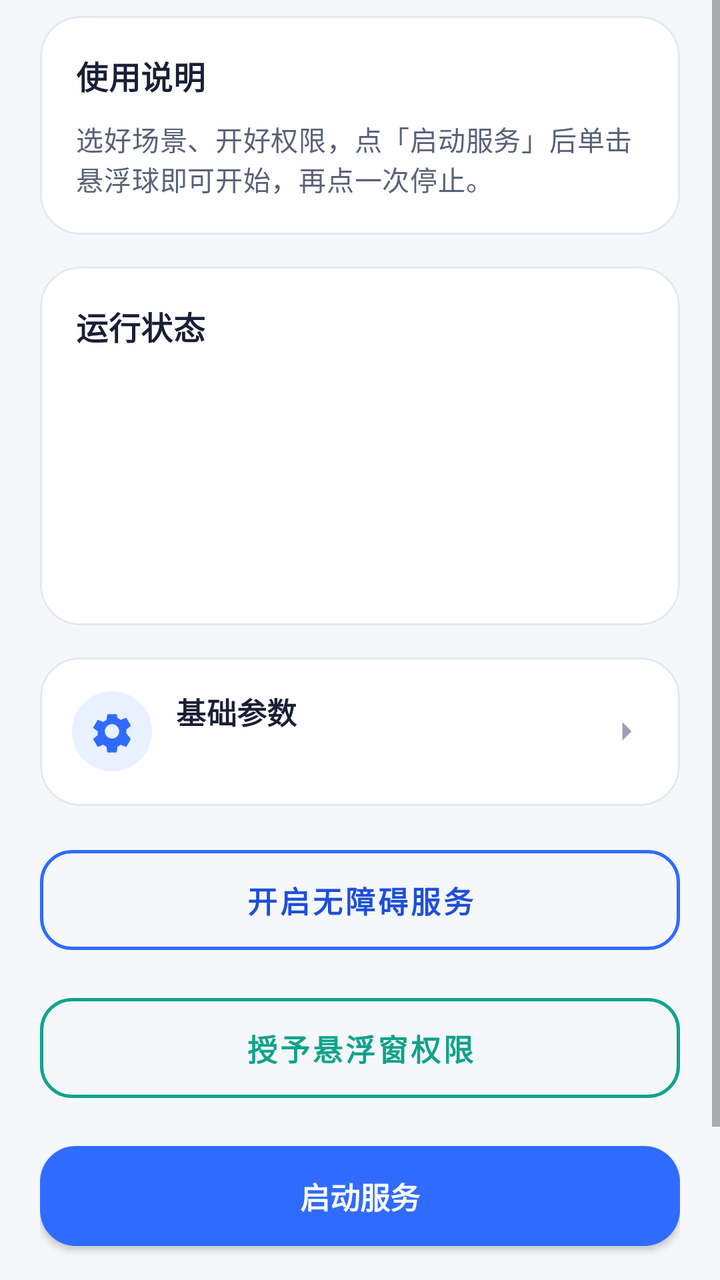
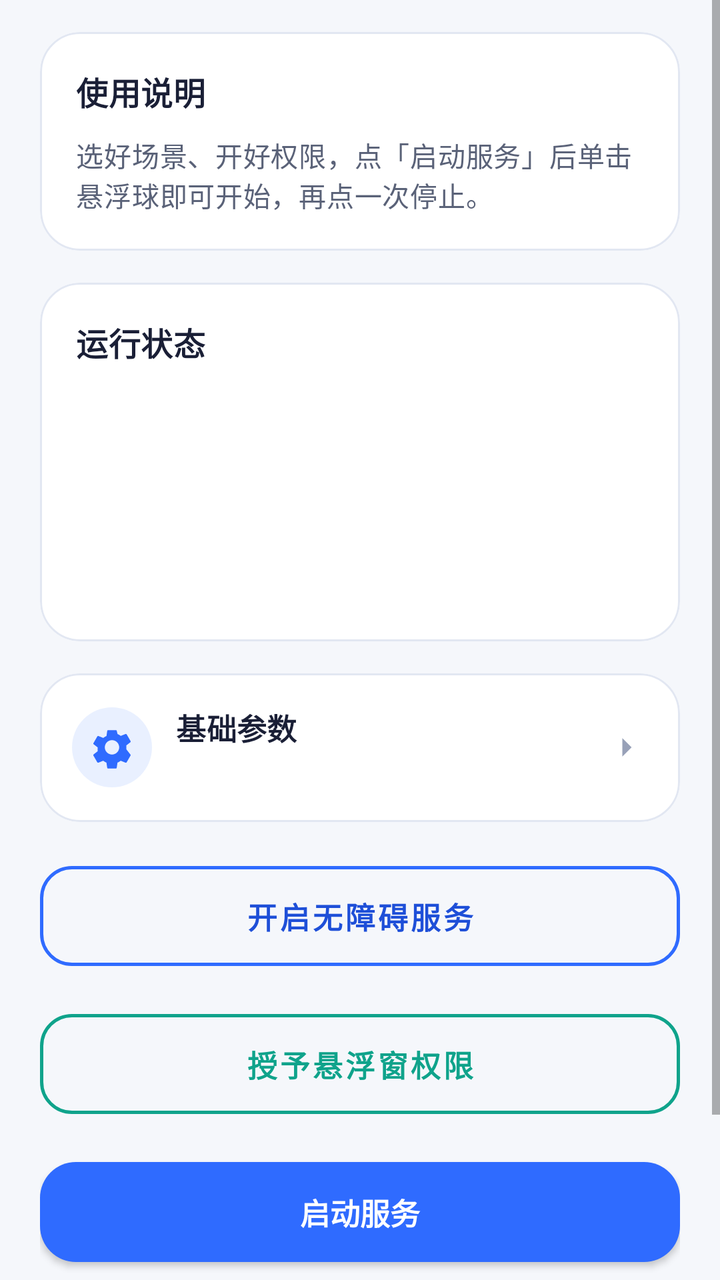

An Android layout rendered at two revisions. The XML below is the earlier revision; the diff shows what the commit changed to produce the second picture.
<!-- AndroidManifest.xml: application theme Theme.AutoScroll -->
<!-- res/layout/fragment_control.xml -->
<?xml version="1.0" encoding="utf-8"?>
<ScrollView xmlns:android="http://schemas.android.com/apk/res/android"
    xmlns:app="http://schemas.android.com/apk/res-auto"
    android:layout_width="match_parent"
    android:layout_height="match_parent"
    android:fillViewport="true"
    android:background="@color/bg_page">

    <LinearLayout
        android:layout_width="match_parent"
        android:layout_height="wrap_content"
        android:orientation="vertical"
        android:paddingStart="20dp"
        android:paddingEnd="20dp"
        android:paddingTop="8dp"
        android:paddingBottom="28dp">

        
        <com.google.android.material.card.MaterialCardView
            style="@style/AutoScrollCard"
            android:layout_width="match_parent"
            android:layout_height="wrap_content"
            android:layout_marginBottom="16dp">

            <LinearLayout
                android:layout_width="match_parent"
                android:layout_height="wrap_content"
                android:orientation="vertical"
                android:padding="18dp">

                <TextView
                    android:layout_width="wrap_content"
                    android:layout_height="wrap_content"
                    android:text="@string/guide_title"
                    android:textAppearance="@style/TextAppearance.Title"
                    android:textSize="16sp"
                    android:layout_marginBottom="10dp" />

                <TextView
                    android:layout_width="match_parent"
                    android:layout_height="wrap_content"
                    android:text="@string/guide_content"
                    android:textAppearance="@style/TextAppearance.Body"
                    android:textSize="13.5sp" />
            </LinearLayout>
        </com.google.android.material.card.MaterialCardView>

        
        <com.google.android.material.card.MaterialCardView
            style="@style/AutoScrollCard"
            android:layout_width="match_parent"
            android:layout_height="wrap_content"
            android:layout_marginBottom="16dp">

            <LinearLayout
                android:layout_width="match_parent"
                android:layout_height="wrap_content"
                android:orientation="vertical"
                android:padding="18dp">

                <TextView
                    android:layout_width="wrap_content"
                    android:layout_height="wrap_content"
                    android:text="@string/status_title"
                    android:textAppearance="@style/TextAppearance.Title"
                    android:textSize="16sp"
                    android:layout_marginBottom="12dp" />

                <TextView
                    android:id="@+id/tvStatusAccessibility"
                    android:layout_width="match_parent"
                    android:layout_height="wrap_content"
                    android:textAppearance="@style/TextAppearance.Status"
                    android:textSize="14sp"
                    android:paddingTop="4dp"
                    android:paddingBottom="4dp" />

                <TextView
                    android:id="@+id/tvStatusOverlay"
                    android:layout_width="match_parent"
                    android:layout_height="wrap_content"
                    android:textAppearance="@style/TextAppearance.Status"
                    android:textSize="14sp"
                    android:paddingTop="4dp"
                    android:paddingBottom="4dp" />

                <TextView
                    android:id="@+id/tvStatusService"
                    android:layout_width="match_parent"
                    android:layout_height="wrap_content"
                    android:textAppearance="@style/TextAppearance.Status"
                    android:textSize="14sp"
                    android:paddingTop="4dp"
                    android:paddingBottom="4dp" />

                <TextView
                    android:id="@+id/tvStatusScrolling"
                    android:layout_width="match_parent"
                    android:layout_height="wrap_content"
                    android:textAppearance="@style/TextAppearance.Status"
                    android:textSize="14sp"
                    android:paddingTop="4dp"
                    android:paddingBottom="4dp" />

                <TextView
                    android:id="@+id/tvStatusScene"
                    android:layout_width="match_parent"
                    android:layout_height="wrap_content"
                    android:textAppearance="@style/TextAppearance.Status"
                    android:textSize="14sp"
                    android:paddingTop="4dp"
                    android:paddingBottom="4dp"
                    android:visibility="gone" />

                <TextView
                    android:id="@+id/tvStatusRemaining"
                    android:layout_width="match_parent"
                    android:layout_height="wrap_content"
                    android:textAppearance="@style/TextAppearance.Status"
                    android:textSize="14sp"
                    android:paddingTop="4dp"
                    android:paddingBottom="4dp"
                    android:visibility="gone" />
            </LinearLayout>
        </com.google.android.material.card.MaterialCardView>

        
        <com.google.android.material.card.MaterialCardView
            android:id="@+id/cardSettingsEntry"
            style="@style/AutoScrollCard"
            android:layout_width="match_parent"
            android:layout_height="wrap_content"
            android:layout_marginBottom="16dp"
            android:clickable="true"
            android:focusable="true"
            app:rippleColor="@color/purple_200">

            <LinearLayout
                android:layout_width="match_parent"
                android:layout_height="wrap_content"
                android:orientation="horizontal"
                android:gravity="center_vertical"
                android:padding="16dp">

                <ImageView
                    android:layout_width="40dp"
                    android:layout_height="40dp"
                    android:padding="8dp"
                    android:scaleType="centerInside"
                    android:src="@drawable/ic_settings"
                    android:contentDescription="@string/settings_title"
                    app:tint="@color/purple_500"
                    android:background="@drawable/scene_icon_bg" />

                <LinearLayout
                    android:layout_width="0dp"
                    android:layout_height="wrap_content"
                    android:layout_weight="1"
                    android:orientation="vertical"
                    android:layout_marginStart="12dp">

                    <TextView
                        android:layout_width="wrap_content"
                        android:layout_height="wrap_content"
                        android:text="@string/settings_title"
                        android:textAppearance="@style/TextAppearance.Title"
                        android:textSize="15sp" />

                    <TextView
                        android:id="@+id/tvParamSummary"
                        android:layout_width="wrap_content"
                        android:layout_height="wrap_content"
                        android:layout_marginTop="3dp"
                        android:textAppearance="@style/TextAppearance.Body"
                        android:textSize="12.5sp"
                        android:textColor="@color/text_hint" />
                </LinearLayout>

                <ImageView
                    android:layout_width="22dp"
                    android:layout_height="22dp"
                    android:scaleType="centerInside"
                    android:src="@drawable/ic_chevron_right"
                    android:contentDescription="@null"
                    app:tint="@color/text_hint" />
            </LinearLayout>
        </com.google.android.material.card.MaterialCardView>

        
        <com.google.android.material.button.MaterialButton
            android:id="@+id/btnAccessibility"
            style="@style/AutoScrollButton.Outline"
            android:layout_width="match_parent"
            android:layout_height="wrap_content"
            android:layout_marginBottom="12dp"
            android:text="@string/btn_accessibility_off"
            app:strokeColor="@color/purple_500"
            android:textColor="@color/purple_700" />

        <com.google.android.material.button.MaterialButton
            android:id="@+id/btnOverlay"
            style="@style/AutoScrollButton.Outline"
            android:layout_width="match_parent"
            android:layout_height="wrap_content"
            android:layout_marginBottom="12dp"
            android:text="@string/btn_overlay_off"
            app:strokeColor="@color/teal_700"
            android:textColor="@color/teal_700" />

        <com.google.android.material.button.MaterialButton
            android:id="@+id/btnStartService"
            style="@style/AutoScrollButton"
            android:layout_width="match_parent"
            android:layout_height="wrap_content"
            android:text="@string/start_service"
            android:textColor="@color/btn_start_text"
            app:backgroundTint="@color/btn_start_bg"
            app:cornerRadius="18dp" />

        <com.google.android.material.button.MaterialButton
            android:id="@+id/btnOpenLog"
            style="@style/AutoScrollButton.Outline"
            android:layout_width="match_parent"
            android:layout_height="wrap_content"
            android:layout_marginTop="8dp"
            android:text="@string/log_open"
            app:strokeColor="@color/teal_700"
            android:textColor="@color/teal_700" />

    </LinearLayout>
</ScrollView>
<!-- resources referenced by this layout -->
<resources>
  <color name="bg_page">#F5F7FB</color>
  <color name="purple_200">#B3D8FF</color>
  <color name="purple_500">#2F6BFF</color>
  <color name="purple_700">#1E4FD8</color>
  <color name="teal_700">#0FA38B</color>
  <color name="text_hint">#98A1B8</color>
  <!-- drawable ic_chevron_right (drawable) -->
  <vector xmlns:android="http://schemas.android.com/apk/res/android"
      android:width="24dp"
      android:height="24dp"
      android:viewportWidth="24"
      android:viewportHeight="24">
      <path
          android:fillColor="@android:color/white"
          android:pathData="M10,17l5-5-5-5v10z" />
  </vector>
  <!-- drawable scene_icon_bg (drawable) -->
  <?xml version="1.0" encoding="utf-8"?>
  <shape xmlns:android="http://schemas.android.com/apk/res/android"
      android:shape="oval">
      <solid android:color="#1A2F6BFF" />
      <stroke android:width="0dp" android:color="@android:color/transparent" />
  </shape>
  <string name="btn_accessibility_off">开启无障碍服务</string>
  <string name="btn_overlay_off">授予悬浮窗权限</string>
  <string name="guide_content">选好场景、开好权限，点「启动服务」后单击悬浮球即可开始，再点一次停止。</string>
  <string name="guide_title">使用说明</string>
  <string name="log_open">运行日志</string>
  <string name="settings_title">基础参数</string>
  <string name="start_service">启动服务</string>
  <string name="status_title">运行状态</string>
  <style name="AutoScrollButton" parent="Widget.MaterialComponents.Button">
          <item name="cornerRadius">16dp</item>
          <item name="android:paddingTop">14dp</item>
          <item name="android:paddingBottom">14dp</item>
          <item name="android:textAppearance">?android:attr/textAppearanceButton</item>
          <item name="android:textSize">15sp</item>
          <item name="android:textStyle">bold</item>
          <item name="elevation">0dp</item>
          <item name="strokeWidth">0dp</item>
          <item name="rippleColor">@android:color/white</item>
      </style>
  <style name="AutoScrollButton.Outline" parent="Widget.MaterialComponents.Button.OutlinedButton">
          <item name="cornerRadius">16dp</item>
          <item name="android:paddingTop">14dp</item>
          <item name="android:paddingBottom">14dp</item>
          <item name="android:textSize">15sp</item>
          <item name="android:textStyle">bold</item>
          <item name="elevation">0dp</item>
          <item name="strokeWidth">1.5dp</item>
          <item name="strokeColor">@color/border</item>
      </style>
  <style name="AutoScrollCard" parent="Widget.MaterialComponents.CardView">
          <item name="cardCornerRadius">20dp</item>
          <item name="cardElevation">0dp</item>
          <item name="strokeWidth">1dp</item>
          <item name="strokeColor">@color/border</item>
          <item name="cardBackgroundColor">@color/bg_card</item>
          <item name="cardUseCompatPadding">false</item>
      </style>
  <style name="TextAppearance.Body" parent="TextAppearance.MaterialComponents.Body2">
          <item name="android:textColor">@color/text_secondary</item>
          <item name="android:lineSpacingExtra">4dp</item>
      </style>
  <style name="TextAppearance.Status" parent="TextAppearance.MaterialComponents.Body2">
          <item name="android:textColor">@color/text_primary</item>
          <item name="android:lineSpacingExtra">6dp</item>
          <item name="android:fontFamily">sans-serif-medium</item>
      </style>
  <style name="TextAppearance.Title" parent="TextAppearance.MaterialComponents.Subtitle1">
          <item name="android:textColor">@color/text_primary</item>
          <item name="android:textStyle">bold</item>
      </style>
  <color name="border">#E2E7F2</color>
  <color name="bg_card">#FFFFFF</color>
  <color name="text_secondary">#5A6278</color>
  <color name="text_primary">#1A1F36</color>
  <color name="white">#FFFFFFFF</color>
  <!-- unchanged entries left out for length: 2 -->
</resources>

<!-- the commit's change to res/layout/fragment_control.xml (unified diff, before → after) -->
@@ -12,7 +12,7 @@
         android:orientation="vertical"
         android:paddingStart="20dp"
         android:paddingEnd="20dp"
-        android:paddingTop="8dp"
+        android:paddingTop="16dp"
         android:paddingBottom="28dp">
 
         
